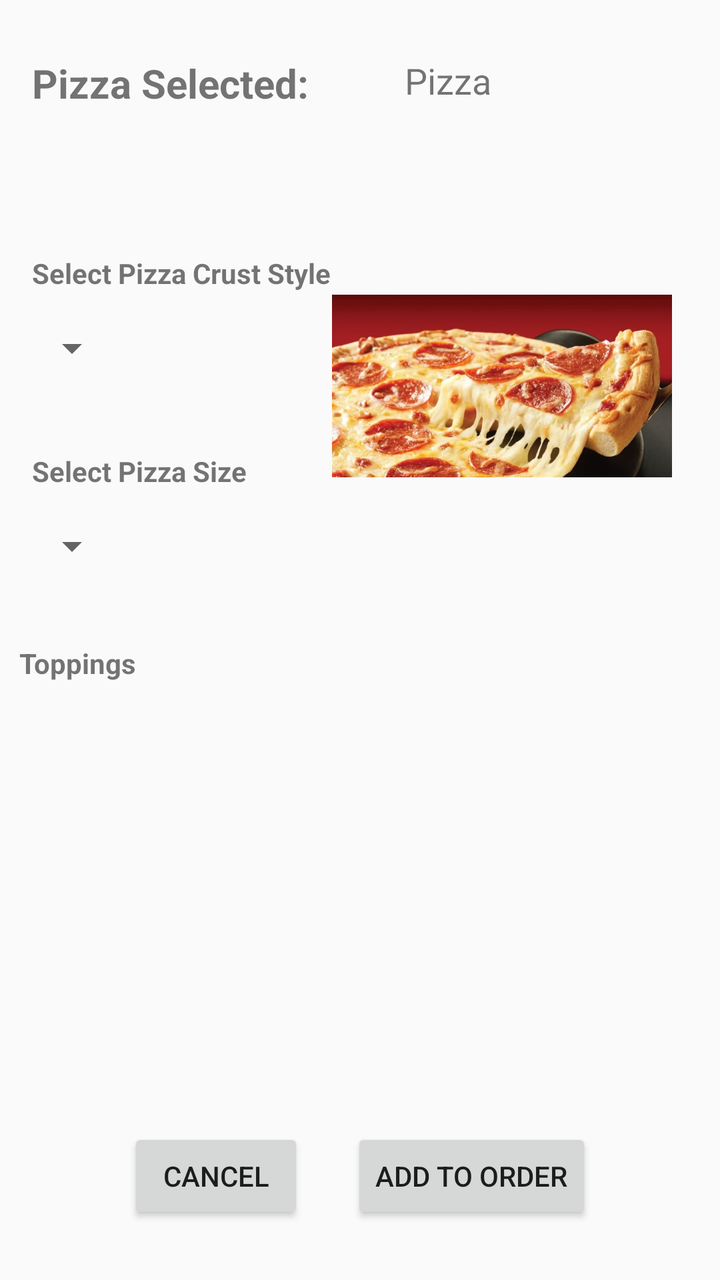
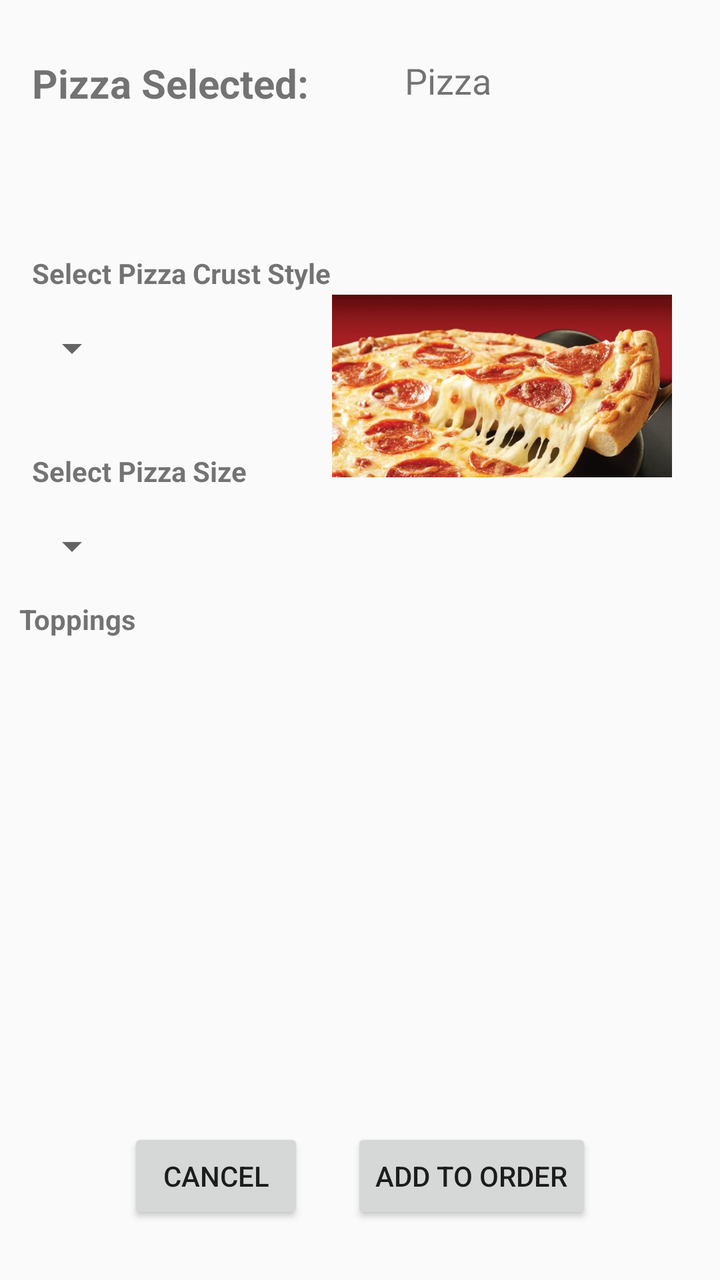

The first picture is an Android layout as it rendered before a commit; the second is the same layout after the commit. The layout source and the unified diff follow.
<!-- AndroidManifest.xml: application theme Theme.RUPizza -->
<!-- res/layout/activity_creation.xml -->
<?xml version="1.0" encoding="utf-8"?>
<androidx.constraintlayout.widget.ConstraintLayout xmlns:android="http://schemas.android.com/apk/res/android"
    xmlns:app="http://schemas.android.com/apk/res-auto"
    android:layout_width="match_parent"
    android:layout_height="match_parent">

    <TextView
        android:id="@+id/textViewSelectedPizza"
        android:layout_width="wrap_content"
        android:layout_height="wrap_content"
        android:layout_marginStart="48dp"
        android:layout_marginTop="28dp"
        android:text="@string/placeholder_pizza_selected"
        android:textSize="18sp"
        android:textStyle="normal"
        app:layout_constraintStart_toEndOf="@+id/tvPizzaCreationTitle"
        app:layout_constraintTop_toTopOf="parent" />

    <TextView
        android:id="@+id/tvPizzaCreationTitle"
        android:layout_width="wrap_content"
        android:layout_height="wrap_content"
        android:layout_marginStart="16dp"
        android:layout_marginTop="28dp"
        android:text="@string/title_pizza_selected"
        android:textSize="20sp"
        android:textStyle="bold"
        app:layout_constraintStart_toStartOf="parent"
        app:layout_constraintTop_toTopOf="parent" />

    <Spinner
        android:id="@+id/spinnerCrustStylePizza"
        android:layout_width="wrap_content"
        android:layout_height="wrap_content"
        android:layout_marginStart="12dp"
        android:layout_marginTop="16dp"
        app:layout_constraintStart_toStartOf="parent"
        app:layout_constraintTop_toBottomOf="@+id/textView4" />

    <ImageView
        android:id="@+id/imagePizza"
        android:layout_width="170dp"
        android:layout_height="130dp"
        android:layout_marginTop="128dp"
        android:layout_marginEnd="24dp"
        android:scaleType="fitCenter"
        app:layout_constraintEnd_toEndOf="parent"
        app:layout_constraintHorizontal_bias="1.0"
        app:layout_constraintStart_toEndOf="@+id/spinnerCrustStylePizza"
        app:layout_constraintTop_toTopOf="parent"
        app:srcCompat="@drawable/pizza_byo_default" />

    <TextView
        android:id="@+id/textView4"
        android:layout_width="wrap_content"
        android:layout_height="wrap_content"
        android:layout_marginStart="16dp"
        android:layout_marginTop="72dp"
        android:layout_marginEnd="70dp"
        android:text="@string/selection_crust_style"
        android:textSize="14sp"
        android:textStyle="bold"
        app:layout_constraintEnd_toStartOf="@+id/imagePizza"
        app:layout_constraintHorizontal_bias="0.0"
        app:layout_constraintStart_toStartOf="parent"
        app:layout_constraintTop_toBottomOf="@+id/tvPizzaCreationTitle" />

    <TextView
        android:id="@+id/textView10"
        android:layout_width="wrap_content"
        android:layout_height="wrap_content"
        android:layout_marginStart="16dp"
        android:layout_marginTop="40dp"
        android:text="@string/selection_pizza_size"
        android:textSize="14sp"
        android:textStyle="bold"
        app:layout_constraintEnd_toStartOf="@+id/imagePizza"
        app:layout_constraintHorizontal_bias="0.0"
        app:layout_constraintStart_toStartOf="parent"
        app:layout_constraintTop_toBottomOf="@+id/spinnerCrustStylePizza" />

    <Spinner
        android:id="@+id/spinnerSizePizza"
        android:layout_width="wrap_content"
        android:layout_height="wrap_content"
        android:layout_marginStart="12dp"
        android:layout_marginTop="16dp"
        app:layout_constraintStart_toStartOf="parent"
        app:layout_constraintTop_toBottomOf="@+id/textView10" />

    <TextView
        android:id="@+id/textView11"
        android:layout_width="wrap_content"
        android:layout_height="wrap_content"
        android:layout_marginBottom="16dp"
        android:text="@string/title_toppings"
        android:textSize="14sp"
        android:textStyle="bold"
        app:layout_constraintBottom_toTopOf="@+id/recyclerView"
        app:layout_constraintEnd_toEndOf="parent"
        app:layout_constraintHorizontal_bias="0.032"
        app:layout_constraintStart_toStartOf="parent"
        app:layout_constraintTop_toBottomOf="@+id/spinnerSizePizza"
        app:layout_constraintVertical_bias="0.902" />

    <androidx.recyclerview.widget.RecyclerView
        android:id="@+id/recyclerView"
        android:layout_width="409dp"
        android:layout_height="252dp"
        android:layout_marginTop="76dp"
        app:layout_constraintBottom_toTopOf="@+id/button2"
        app:layout_constraintEnd_toEndOf="parent"
        app:layout_constraintHorizontal_bias="0.521"
        app:layout_constraintStart_toStartOf="parent"
        app:layout_constraintTop_toBottomOf="@+id/spinnerSizePizza" />

    <Button
        android:id="@+id/buttonCancel"
        android:layout_width="wrap_content"
        android:layout_height="wrap_content"
        android:layout_marginStart="64dp"
        android:layout_marginBottom="28dp"
        android:onClick="onCancel"
        android:text="@string/button_text_cancel"
        app:layout_constraintBottom_toBottomOf="parent"
        app:layout_constraintStart_toStartOf="parent" />

    <Button
        android:id="@+id/buttonAddToOrder"
        android:layout_width="wrap_content"
        android:layout_height="wrap_content"
        android:layout_marginEnd="64dp"
        android:layout_marginBottom="28dp"
        android:onClick="addToOrder"
        android:text="@string/button_text_add_to_order"
        app:layout_constraintBottom_toBottomOf="parent"
        app:layout_constraintEnd_toEndOf="parent" />
</androidx.constraintlayout.widget.ConstraintLayout>
<!-- resources referenced by this layout -->
<resources>
  <!-- drawable pizza_byo_default: jpeg bitmap (drawable, 71906 bytes) -->
  <string name="button_text_add_to_order">Add To Order</string>
  <string name="button_text_cancel">Cancel</string>
  <string name="placeholder_pizza_selected">Pizza</string>
  <string name="selection_crust_style">Select Pizza Crust Style</string>
  <string name="selection_pizza_size">Select Pizza Size</string>
  <string name="title_pizza_selected">Pizza Selected:</string>
  <string name="title_toppings">Toppings</string>
  <style name="Theme.RUPizza" parent="Theme.AppCompat.Light.NoActionBar">
          
          <item name="colorPrimary">@color/purple_500</item>
          <item name="colorPrimaryDark">@color/purple_700</item>
          <item name="colorAccent">@color/teal_200</item>
      </style>
  <color name="purple_500">#FF6200EE</color>
  <color name="purple_700">#FF3700B3</color>
  <color name="teal_200">#FF03DAC5</color>
</resources>

<!-- the commit's change to res/layout/activity_creation.xml (unified diff, before → after) -->
@@ -88,6 +88,8 @@
         app:layout_constraintStart_toStartOf="parent"
         app:layout_constraintTop_toBottomOf="@+id/textView10" />
 
+
+
     <TextView
         android:id="@+id/textView11"
         android:layout_width="wrap_content"
@@ -108,7 +110,7 @@
         android:layout_width="409dp"
         android:layout_height="252dp"
         android:layout_marginTop="76dp"
-        app:layout_constraintBottom_toTopOf="@+id/button2"
+        app:layout_constraintBottom_toTopOf="@+id/buttonCancel"
         app:layout_constraintEnd_toEndOf="parent"
         app:layout_constraintHorizontal_bias="0.521"
         app:layout_constraintStart_toStartOf="parent"
